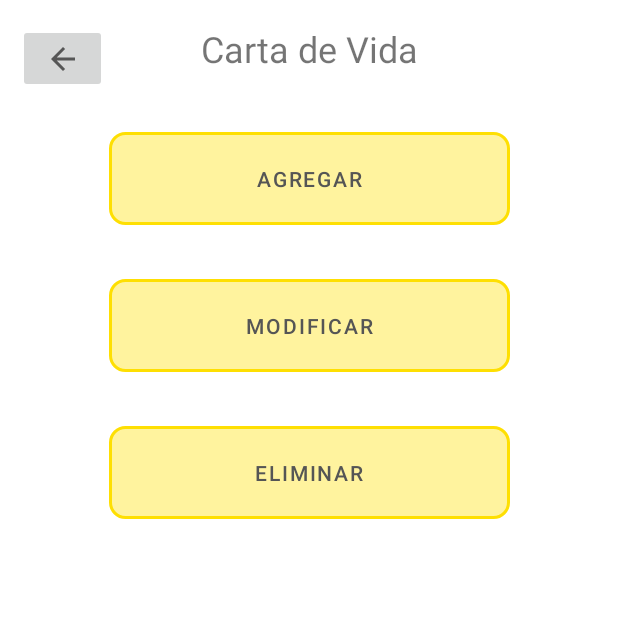
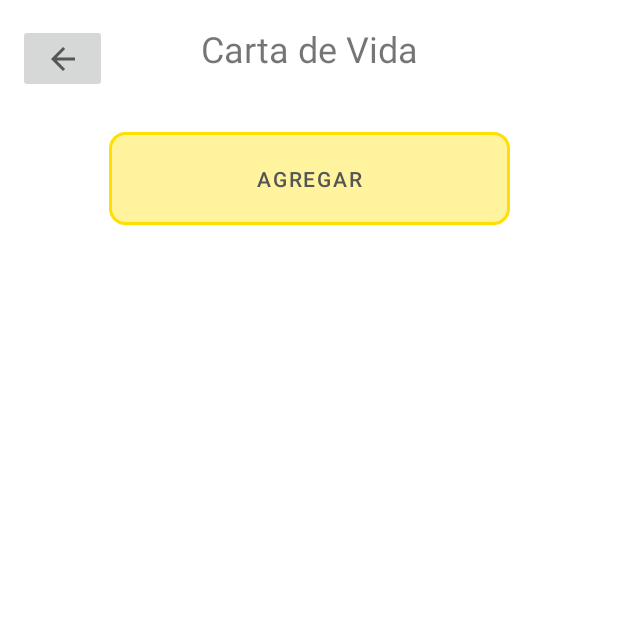
Before and after one commit to ArturoCabb/Banco-de-Tiempo, an Android app: the CartaVidaActivity screen opened directly, with no data from a screen before it, on a phone screen of 412 x 824 dp, the top half of it. Run offline under Robolectric (Android 15) with nearby library versions, the phone set to English and light mode, and no system bars; our stand-ins replace Firebase (no records; nobody signed in at launch, a user with empty details on screens opened directly), navigation-ui.

Commit message:
quitar relleno
1

```diff
--- a/app/src/main/res/layout/activity_carta_vida.xml
+++ b/app/src/main/res/layout/activity_carta_vida.xml
@@ -17,30 +17,6 @@
         app:layout_constraintEnd_toEndOf="parent"
         app:layout_constraintStart_toStartOf="parent"
         app:layout_constraintTop_toTopOf="parent" />
-
-    <Button
-        android:id="@+id/btEliminarTrabajo"
-        android:layout_width="267dp"
-        android:layout_height="62dp"
-        android:layout_marginTop="36dp"
-        android:background="@drawable/secondary_button"
-        android:onClick="eliminar"
-        android:text="Eliminar"
-        app:layout_constraintEnd_toEndOf="parent"
-        app:layout_constraintStart_toStartOf="parent"
-        app:layout_constraintTop_toBottomOf="@+id/btModificar" />
-
-    <Button
-        android:id="@+id/btModificar"
-        android:layout_width="267dp"
-        android:layout_height="62dp"
-        android:layout_marginTop="36dp"
-        android:background="@drawable/secondary_button"
-        android:onClick="modificar"
-        android:text="Modificar"
-        app:layout_constraintEnd_toEndOf="parent"
-        app:layout_constraintStart_toStartOf="parent"
-        app:layout_constraintTop_toBottomOf="@+id/btAgregarTrabajo" />
 
     <Button
         android:id="@+id/btAgregarTrabajo"
```
Also changed, not shown: app/src/main/res/layout/activity_ejecucion_trabajo.xml (+4 -15 lines).
